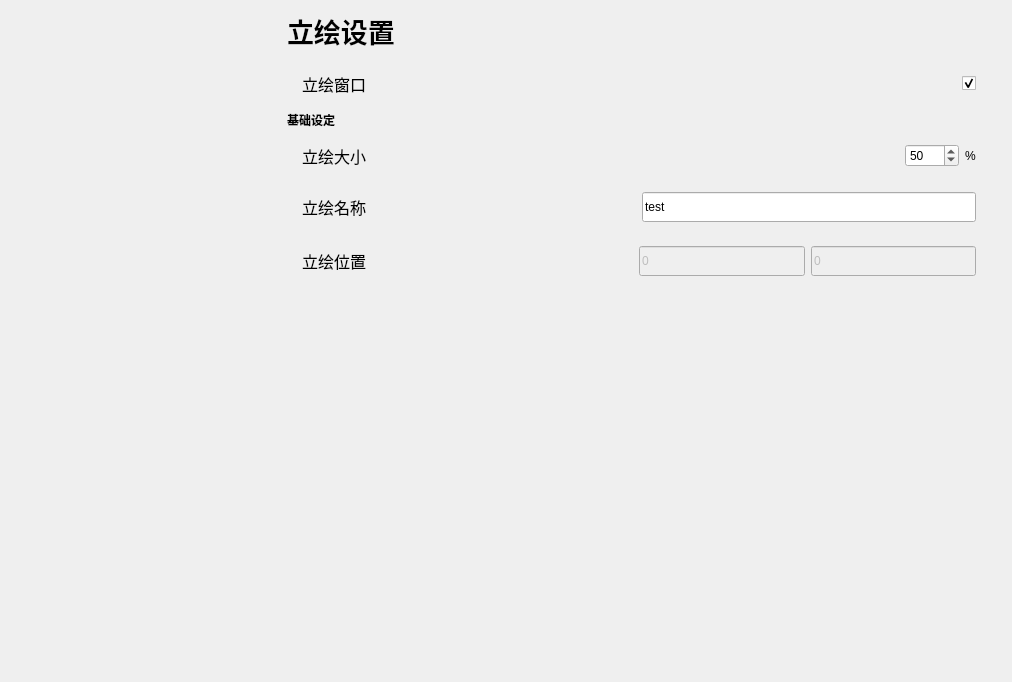
This is mainwindow.ui in Zao-chen/ZcChat as Qt 5 draws it before an edit. The edited form follows.
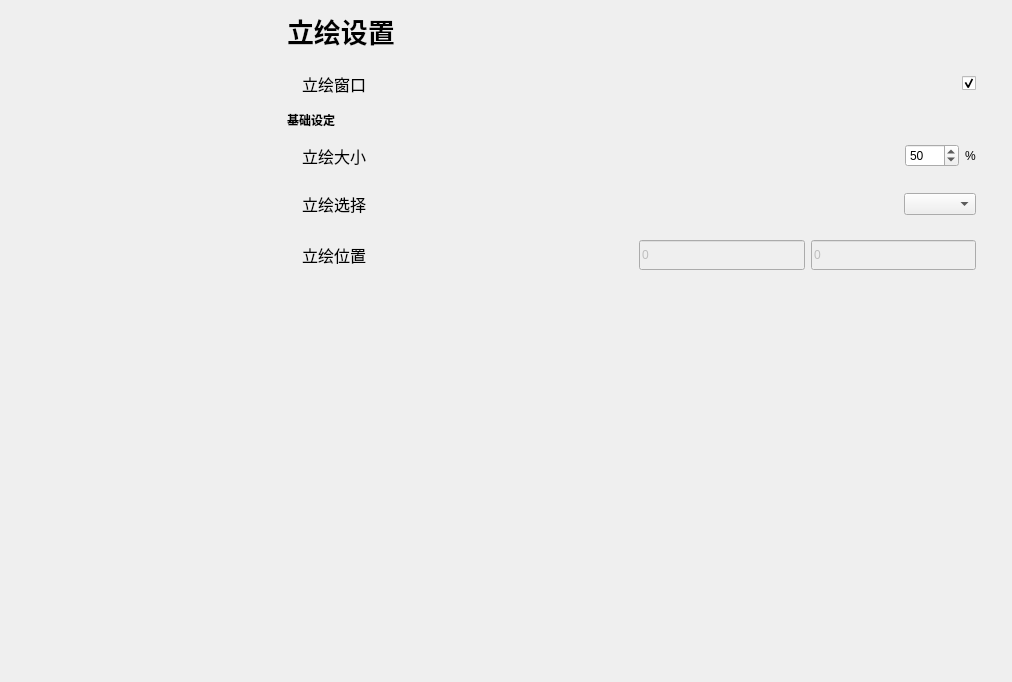
This is the edited form. The open tabs and pages were chosen to show the change. Custom widgets are drawn as their Qt base class.

Commit message: [feat] 立绘可以选择了，更加方便

What changed in the file:
```diff
--- a/mainwindow.ui
+++ b/mainwindow.ui
@@ -212,7 +212,7 @@
            </item>
            <item>
             <widget class="ElaScrollPageArea" name="widget_9" native="true">
-             <layout class="QHBoxLayout" name="horizontalLayout_10" stretch="2,2">
+             <layout class="QHBoxLayout" name="horizontalLayout_10" stretch="2,0">
               <property name="leftMargin">
                <number>15</number>
               </property>
@@ -227,25 +227,12 @@
                  </font>
                 </property>
                 <property name="text">
-                 <string>立绘名称</string>
+                 <string>立绘选择</string>
                 </property>
                </widget>
               </item>
               <item>
-               <widget class="ElaLineEdit" name="lineEdit_tachie_name">
-                <property name="minimumSize">
-                 <size>
-                  <width>0</width>
-                  <height>30</height>
-                 </size>
-                </property>
-                <property name="text">
-                 <string>test</string>
-                </property>
-                <property name="alignment">
-                 <set>Qt::AlignmentFlag::AlignLeading|Qt::AlignmentFlag::AlignLeft|Qt::AlignmentFlag::AlignVCenter</set>
-                </property>
-               </widget>
+               <widget class="ElaComboBox" name="comboBox_tachio_choose"/>
               </item>
              </layout>
             </widget>
@@ -992,6 +979,11 @@
    <extends>QSpinBox</extends>
    <header location="global">elaspinbox.h</header>
   </customwidget>
+  <customwidget>
+   <class>ElaComboBox</class>
+   <extends>QComboBox</extends>
+   <header location="global">elacombobox.h</header>
+  </customwidget>
  </customwidgets>
  <resources/>
  <connections/>
```
Left out of the diff: 2 changed lines with no effect on the pictures. The commit also changes 3 other files.
